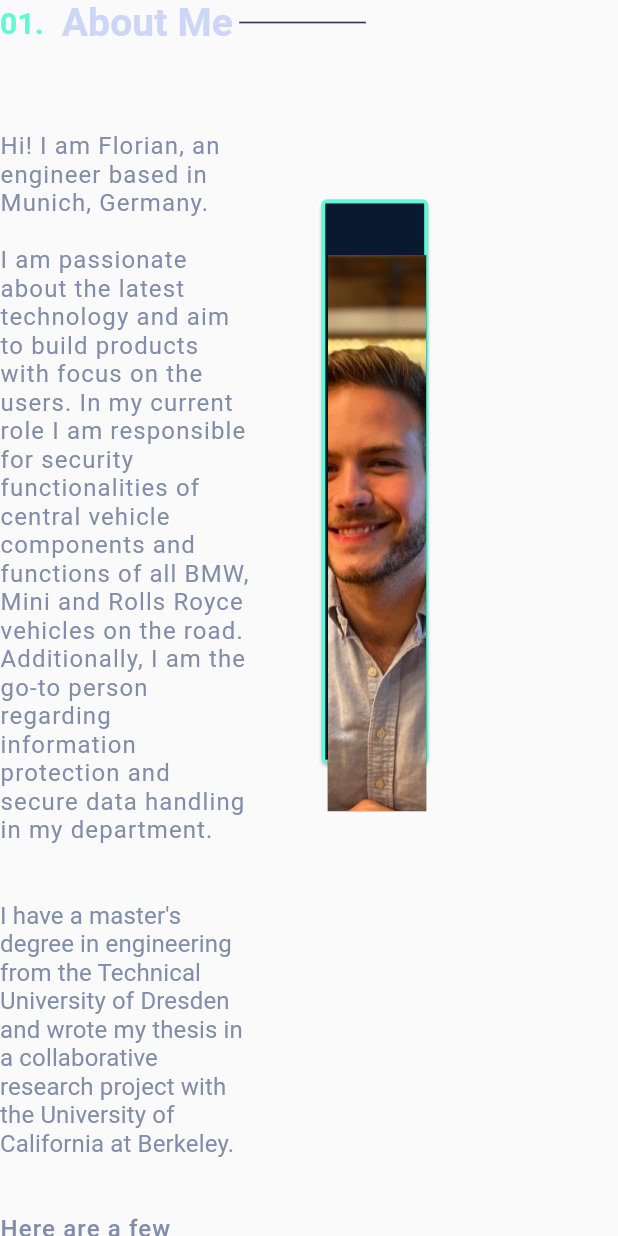
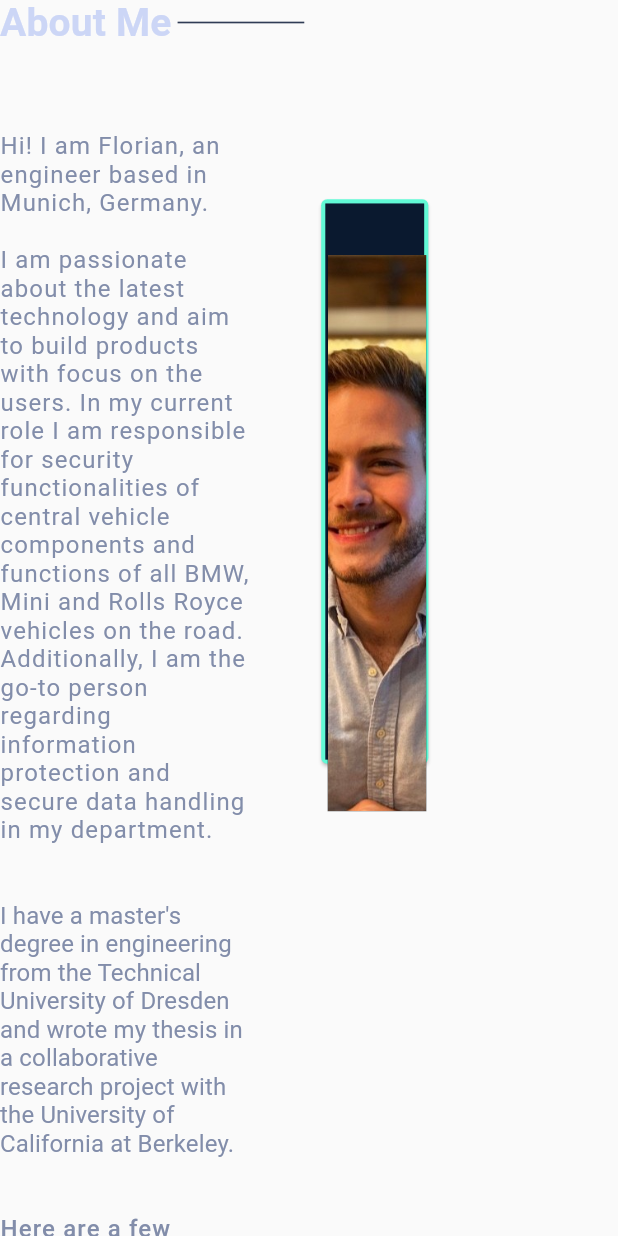
Before and after one commit to fvantriel/fvantriel.github.io, a Flutter app: the About widget shown alone on an empty page, opened directly, on a phone screen of 412 x 824 dp. Run offline on Flutter 3.47's test engine with Material 2 defaults, Android fonts, the light colour scheme and no system bars; our stand-ins replace animated_text_kit, firebase_core, font_awesome_flutter; accounts and stored records are empty; generated files the repository leaves out were written again.

```diff
--- a/lib/UI/About.dart
+++ b/lib/UI/About.dart
@@ -36,13 +36,13 @@ class About extends StatelessWidget {
           child: Row(
             crossAxisAlignment: CrossAxisAlignment.center,
             children: [
-              CustomText(
-                text: "01.",
-                textsize: 20.0,
-                color: Color(0xff61F9D5),
-                fontWeight: FontWeight.w700,
-              ),
-              SizedBox(width: 12.0),
+              // CustomText(
+              //   text: "01.",
+              //   textsize: 20.0,
+              //   color: Color(0xff61F9D5),
+              //   fontWeight: FontWeight.w700,
+              // ),
+              // SizedBox(width: 12.0),
               CustomText(
                 text: "About Me",
                 textsize: 26,
@@ -111,8 +111,7 @@ class About extends StatelessWidget {
                               children: [
                                 technology(context, "Flutter / Dart"),
                                 technology(context, "Python"),
-                                technology(context, "Solidity / Web3.js"),
-                                technology(context, "Typescript"),
+                                technology(context, "Git / SVN"),
                               ],
                             ),
                           ),
@@ -123,7 +122,6 @@ class About extends StatelessWidget {
                               children: [
                                 technology(context, "AWS / GCP"),
                                 technology(context, "C++"),
-                                technology(context, "Git / SVN"),
                                 technology(context, "JIRA / Confluence"),
                               ],
                             ),
```
Also changed, not shown: 11 other files.
